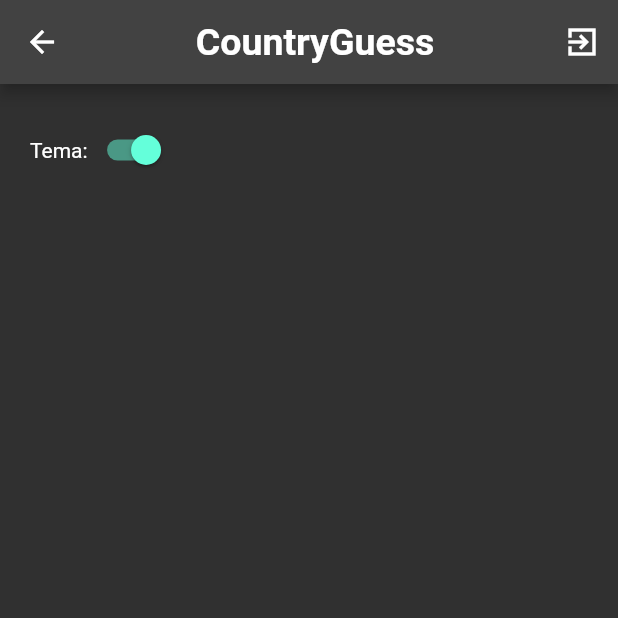
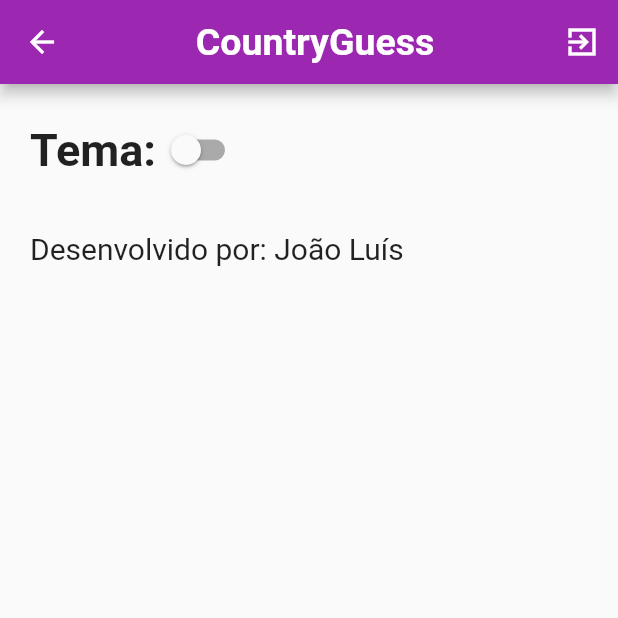
Before and after one commit to JoaoLuis45/JogoPaisesFlutter, a Flutter app: the screen it shows after launch, after a tap on "Jogar", after a tap on the "miscellaneous services" icon, on a phone screen of 412 x 824 dp, the top half of it. Run offline on Flutter 3.47's test engine with Material 2 defaults, Android fonts, the phone set to English and light mode, and no system bars; network calls fail; statements that could not run were skipped.

```diff
--- a/lib/app_config.dart
+++ b/lib/app_config.dart
@@ -4,7 +4,7 @@ import 'package:flutter/material.dart';
 import 'main.dart';
 
 class Configs extends StatefulWidget {
-  static bool light = true;
+  static bool light = false;
   static String routeName = 'config';
   const Configs({super.key});
 
@@ -37,17 +37,24 @@ class _ConfigsState extends State<Configs> {
         ),
         body: Container(
           margin: EdgeInsets.all(20),
-          child: Row(
+          child: Column(
+            crossAxisAlignment: CrossAxisAlignment.start,
             children: [
-              Text('Tema:'),
+              Row(
+                children: [
+                  Text('Tema:',style: TextStyle(fontSize: 30,fontWeight: FontWeight.bold),),
                   Switch(
                       value: Configs.light,
                       onChanged: (bool value) {
                         setState(() {
                           Configs.light = !Configs.light;
-                      ;
                         });
                       }),
+                ],
+              ),
+              Container(
+                margin: EdgeInsets.fromLTRB(0, 30, 0, 30),
+                child: Text('Desenvolvido por: João Luís',style: TextStyle(fontSize: 20),))
             ],
           ),
         ),
--- a/lib/resultado.dart
+++ b/lib/resultado.dart
@@ -52,7 +52,7 @@ class _ResultadoState extends State<Resultado> {
                   onPressed: () {
                     HomePage2.isLoading = false;
                     Jogo.acertos = 0;
-                    Jogo.numeroPergunta = 0;
+                    Jogo.numeroPergunta = 1;
                     Navigator.pushNamed(context, '/');
                   },
                   child: Text(
```
Also changed, not shown: lib/jogo.dart (+26 -0 lines). Lines whose indentation alone changed are shown as unchanged.
